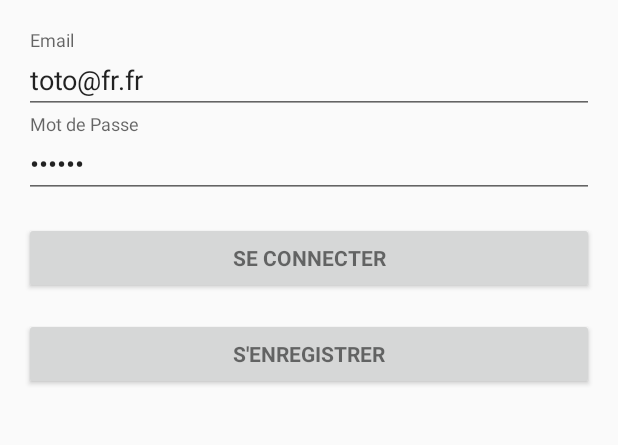
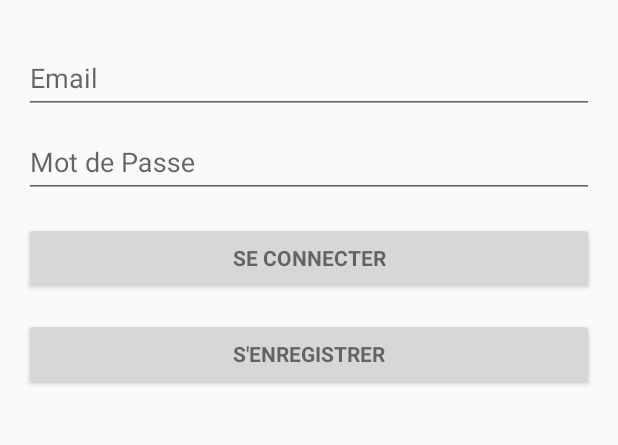
Before and after one commit to ouassila/BabyNator, an Android app: the screen it shows after launch (LoginActivity), on a phone screen of 412 x 824 dp, the part 411-856 px from its top. Run offline under Robolectric (Android 15) with nearby library versions, the phone set to English and light mode, and no system bars; libraries missing offline, so code that uses them is left out: com.jpardogo.android; 1 statement that could not run was skipped.

Commit message:
remove default values

```diff
--- a/app/src/main/res/layout/activity_login.xml
+++ b/app/src/main/res/layout/activity_login.xml
@@ -55,8 +55,7 @@
                     android:hint="@string/prompt_email"
                     android:inputType="textEmailAddress"
                     android:maxLines="1"
-                    android:singleLine="true"
-                    android:text="toto@fr.fr" />
+                    android:singleLine="true" />
 
             </android.support.design.widget.TextInputLayout>
 
@@ -74,8 +73,7 @@
                     android:imeOptions="actionUnspecified"
                     android:inputType="textPassword"
                     android:maxLines="1"
-                    android:singleLine="true"
-                    android:text="tototo" />
+                    android:singleLine="true" />
 
             </android.support.design.widget.TextInputLayout>
 
```
